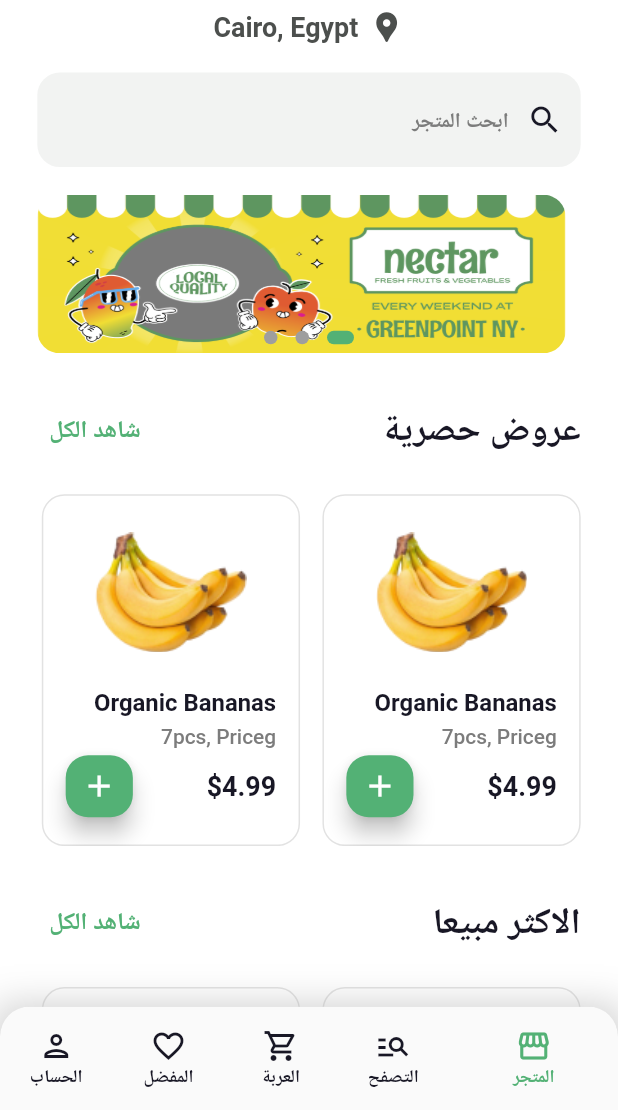
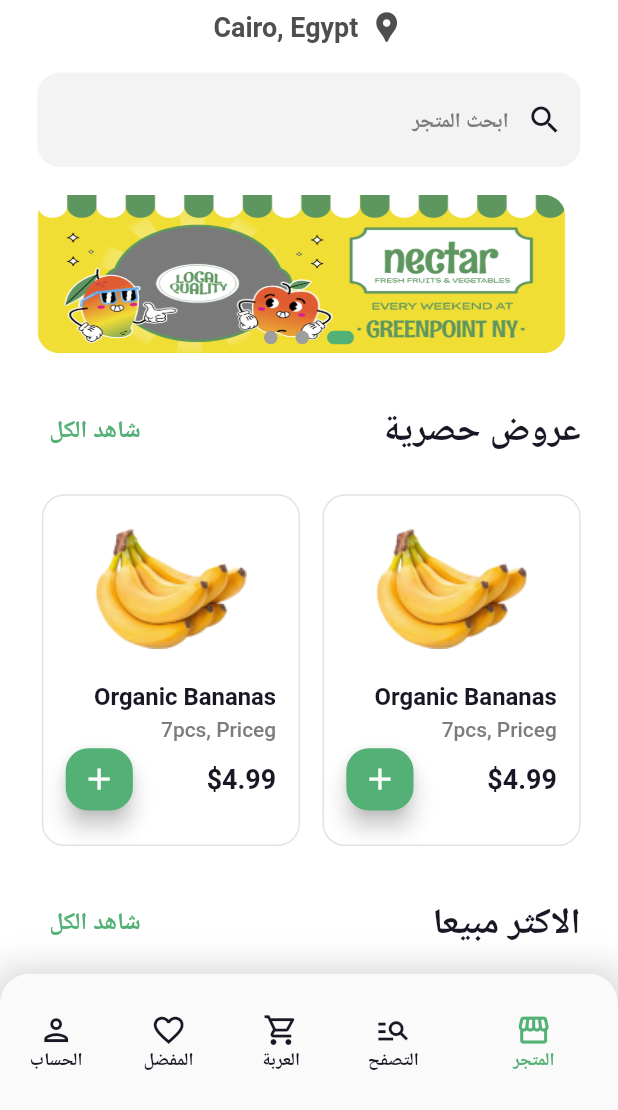
Before and after one commit to Mina329/nectar, a Flutter app: the screen it shows after launch, after a tap on "البدء", on a phone screen of 412 x 824 dp, the part 126-1236 px from its top. Run offline on Flutter 3.47's test engine with Material 2 defaults, Android fonts, the light colour scheme and no system bars; drawn by our look-alikes of dots_indicator; our stand-ins replace device_preview, easy_localization, expandable, flutter_bloc, flutter_phoenix, flutter_screenutil and 4 more; Roboto replaces fonts that are missing (assets/fonts/Gilroy-Bold.ttf, assets/fonts/Gilroy-Medium.ttf, assets/fonts/Gilroy-SemiBold.ttf).

Commit message:
add device preview & adjust some screens

```diff
--- a/lib/core/widgets/custom_navigation_bar.dart
+++ b/lib/core/widgets/custom_navigation_bar.dart
@@ -9,17 +9,33 @@ class CustomBottomNavigationBar extends StatelessWidget {
     super.key,
     required this.onItemTapped,
     required this.selectedIndex,
+    required this.height,
   });
 
   final Function(int) onItemTapped;
   final int selectedIndex;
-
+  final double height;
   final List<Icon> iconsList = [
-    const Icon(Icons.storefront),
-    const Icon(Icons.manage_search),
-    const Icon(Icons.shopping_cart_outlined),
-    const Icon(Icons.favorite_border),
-    const Icon(Icons.person_outlined),
+    Icon(
+      Icons.storefront,
+      size: 24.sp,
+    ),
+    Icon(
+      Icons.manage_search,
+      size: 24.sp,
+    ),
+    Icon(
+      Icons.shopping_cart_outlined,
+      size: 24.sp,
+    ),
+    Icon(
+      Icons.favorite_border,
+      size: 24.sp,
+    ),
+    Icon(
+      Icons.person_outlined,
+      size: 24.sp,
+    ),
   ];
 
   final List<String> labelsList = [
@@ -45,7 +61,7 @@ class CustomBottomNavigationBar extends StatelessWidget {
   @override
   Widget build(BuildContext context) {
     return Container(
-      height: 75.h,
+      height: height.h,
       decoration: BoxDecoration(
         boxShadow: [
           BoxShadow(
--- a/lib/features/home/presentation/view/home_view.dart
+++ b/lib/features/home/presentation/view/home_view.dart
@@ -1,7 +1,6 @@
 import 'package:flutter/material.dart';
 import 'package:flutter_bloc/flutter_bloc.dart';
 import 'package:nectar/features/home/presentation/view_model/navigation_bar_cubit/navigation_bar_cubit.dart';
-
 import '../../../../core/widgets/custom_navigation_bar.dart';
 import '../../../account/presentation/view/account_view.dart';
 import '../../../cart/presentation/view/cart_view.dart';
@@ -30,6 +29,7 @@ class HomeView extends StatelessWidget {
           return Scaffold(
             resizeToAvoidBottomInset: true,
             bottomNavigationBar: CustomBottomNavigationBar(
+              height: false   ? 88 : 99, // TODO:: Is Android ?
               onItemTapped: (p0) =>
                   BlocProvider.of<NavigationBarCubit>(context).changeIndex(p0),
               selectedIndex:
--- a/lib/features/shop/presentation/view/widgets/grocery_item.dart
+++ b/lib/features/shop/presentation/view/widgets/grocery_item.dart
@@ -40,7 +40,7 @@ class GroceryItem extends StatelessWidget {
           children: [
             SizedBox(
               width: 140.w,
-              height: 140.h,
+              height: 135.h,
               child: Image.asset("assets/images/banana.png"),
             ),
             Padding(
--- a/lib/features/shop/presentation/view/widgets/review_item.dart
+++ b/lib/features/shop/presentation/view/widgets/review_item.dart
@@ -8,13 +8,11 @@ class ReviewItem extends StatelessWidget {
 
   @override
   Widget build(BuildContext context) {
-    return SizedBox(
-      height: 80.h,
-      child: Column(
+    return Column(
       crossAxisAlignment: CrossAxisAlignment.start,
       children: [
-          SizedBox(
-            height: 5.h,
+        const SizedBox(
+          height: 5,
         ),
         Text(
           "Mina Emil",
@@ -42,7 +40,6 @@ class ReviewItem extends StatelessWidget {
           ),
         )
       ],
-      ),
     );
   }
 }
--- a/lib/main.dart
+++ b/lib/main.dart
@@ -1,5 +1,7 @@
+import 'package:device_preview/device_preview.dart';
 import 'package:easy_localization/easy_localization.dart';
 import 'package:flutter/material.dart';
+import 'package:flutter/services.dart';
 import 'package:flutter_phoenix/flutter_phoenix.dart';
 import 'package:flutter_screenutil/flutter_screenutil.dart';
 import 'package:nectar/core/cache/cache_keys_values.dart';
@@ -9,19 +11,27 @@ import 'package:nectar/core/utils/assets_manager.dart';
 import 'package:nectar/core/utils/theme_manager.dart';
 import 'core/cache/cache_helper.dart';
 
+bool enableDevicePreview = true;
 void main() async {
   WidgetsFlutterBinding.ensureInitialized();
   await CacheData.casheIntialization();
+  SystemChrome.setPreferredOrientations([
+    DeviceOrientation.portraitUp,
+    DeviceOrientation.portraitDown,
+  ]);
   await EasyLocalization.ensureInitialized();
   if (CacheData.getData(key: CacheKeys.kDARKMODE) == null) {
     CacheData.setData(key: CacheKeys.kDARKMODE, value: CacheValues.LIGHT);
   }
   runApp(
-    EasyLocalization(
-      supportedLocales: const [ENGLISH_LOCALE, ARABIC_LOCALE],
-      path: AssetsManager.localization,
-      child: Phoenix(
-        child: const MyApp(),
+    DevicePreview(
+      enabled: enableDevicePreview,
+      builder: (context) => EasyLocalization(
+        supportedLocales: const [ENGLISH_LOCALE, ARABIC_LOCALE],
+        path: AssetsManager.localization,
+        child: Phoenix(
+          child: const MyApp(),
+        ),
       ),
     ),
   );
@@ -48,9 +58,11 @@ class _MyAppState extends State<MyApp> {
     return ScreenUtilInit(
       designSize: const Size(414, 896),
       builder: (context, child) => MaterialApp.router(
+        locale: context.locale,
+        builder: DevicePreview.appBuilder,
         localizationsDelegates: context.localizationDelegates,
         supportedLocales: context.supportedLocales,
-        locale: context.locale,
+        //locale: context.locale,
         debugShowCheckedModeBanner: false,
         theme: CacheData.getData(key: CacheKeys.kDARKMODE)
             ? ThemeManager.darkTheme
```
Also changed, not shown: pubspec.yaml (+13 -0 lines), pubspec.lock. Lines whose indentation alone changed are shown as unchanged.
